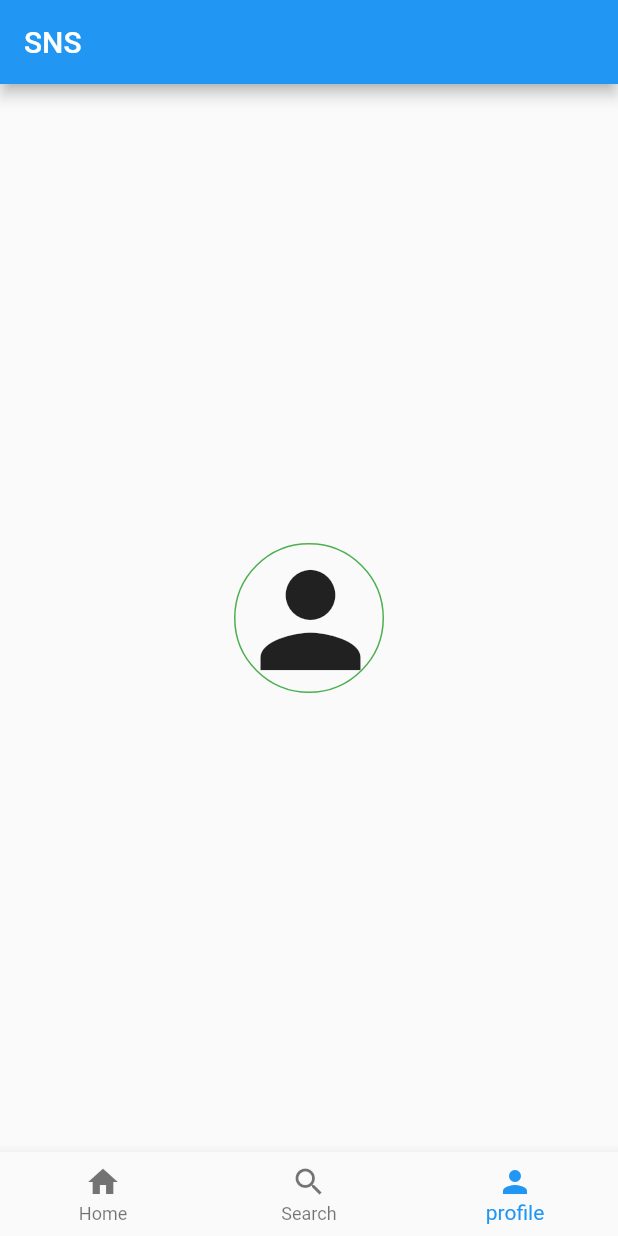
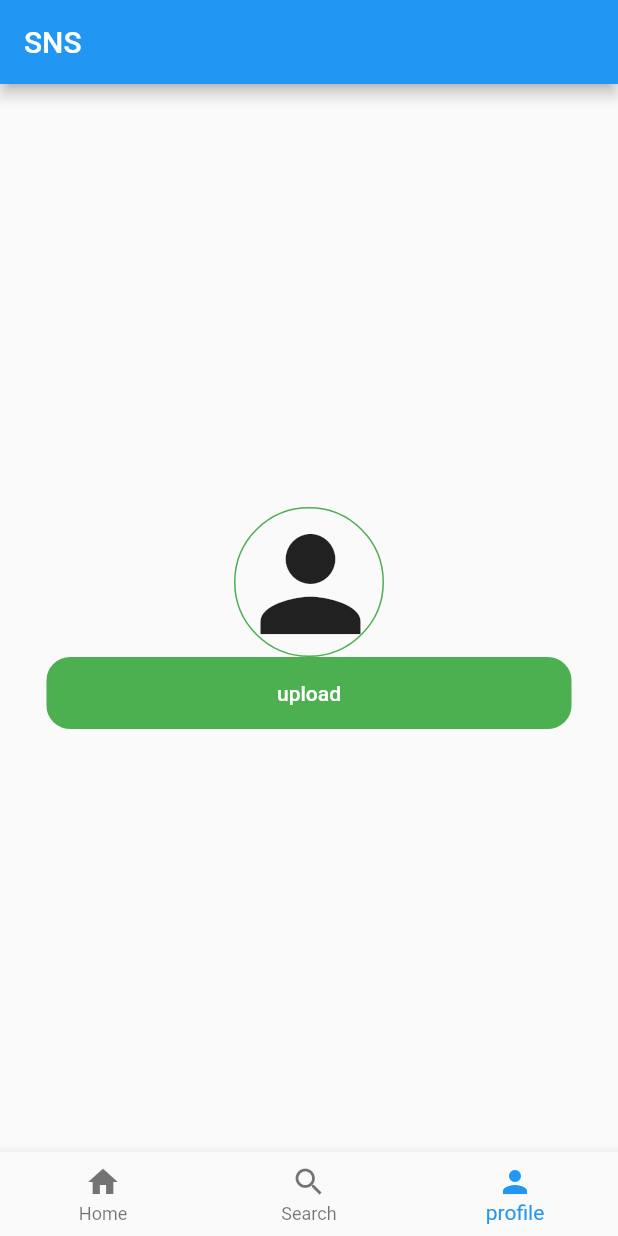
Before and after one commit to Kurokawa018/flutter_sns, a Flutter app: the MyHomePage screen opened directly, swiped to page 3, on a phone screen of 412 x 824 dp. Run offline on Flutter 3.47's test engine with Material 2 defaults, Android fonts, the phone set to English and light mode, and no system bars; our stand-ins replace cloud_firestore, firebase_auth, firebase_core, firebase_storage, flutter_riverpod, freezed_annotation and 1 more; accounts and stored records are empty.

Commit message:
ユーザーのプロファイル画像の登録

```diff
--- a/lib/constants/routes.dart
+++ b/lib/constants/routes.dart
@@ -12,4 +12,4 @@ void toSignupPage({ required BuildContext context}) => Navigator.push(context, M
 
 void toMyApp({ required BuildContext context}) => Navigator.push(context, MaterialPageRoute(builder: (context) => MyApp()));
 
-void toLoginPage({ required BuildContext context}) => Navigator.push(context, MaterialPageRoute(builder: (context) => LoginPage()));
+void toLoginPage({ required BuildContext context, required MainModel mainModel}) => Navigator.push(context, MaterialPageRoute(builder: (context) => LoginPage()));
--- a/lib/constants/strings.dart
+++ b/lib/constants/strings.dart
@@ -1,4 +1,5 @@
-
+//packages
+import 'package:uuid/uuid.dart';
 //titles
 const String appTitle = "SNS";
 const String signupTitle = "新規登録";
@@ -20,3 +21,10 @@ const String aliceName = "アリス";
 const String usersFieldKey = "users";
 //message
 const String userCreatedMsg = "ユーザーが作成できました";
+
+String returnUuidV4() {
+  final Uuid uuid = Uuid();
+  return uuid.v4();
+}
+
+String returnJpgFileName () => "${returnUuidV4()}.jpg";
--- a/lib/main.dart
+++ b/lib/main.dart
@@ -58,11 +58,10 @@ class MyHomePage extends ConsumerWidget {
 
   @override
   Widget build(BuildContext context, WidgetRef ref) {
-    print("===============loading2===============");
+    print("Start Execution Main Model");
     final MainModel mainModel = ref.watch(mainProvider);
-    print("===============loading5===============");
+    print("Ending Execution Main Model");
     final SnsBottomNavigationBarModel snsBottomNavigationBarModel = ref.watch(snsBottomNavigationBarProvider);
-    print("===============loading4===============");
 
     //mainモデルが起動し、initが実行される
     return Scaffold(
--- a/lib/models/main_model.dart
+++ b/lib/models/main_model.dart
@@ -10,6 +10,8 @@ import 'package:flutter_udemy_sns/constants/routes.dart' as routes;
 // domain
 import 'package:flutter_udemy_sns/domain/firestore_user/firestore_user.dart';
 
+import '../domain/firestore_user/firestore_user.dart';
+
 final mainProvider = ChangeNotifierProvider(
         (ref) => MainModel()
 );
@@ -18,7 +20,7 @@ class MainModel extends ChangeNotifier {
   bool isLoading = false;
   User? currentUser;
   late DocumentSnapshot<Map<String,dynamic>> currentUserDoc;
-  late FirestoreUser fireStoreUser;
+  late FirestoreUser firestoreUser;
   //以下がMainModelが起動した時の処理
   // ユーザーの動作を必要としないモデルの関数
   MainModel() {
@@ -31,7 +33,8 @@ class MainModel extends ChangeNotifier {
     currentUser = FirebaseAuth.instance.currentUser;
     // hcbXO8Rs4PPGua2vlPL92XTmpJj1
     currentUserDoc = await FirebaseFirestore.instance.collection(usersFieldKey).doc(currentUser!.uid).get();
-    fireStoreUser = FirestoreUser.fromJson(currentUserDoc.data()!);
+    print(currentUserDoc.data());
+    firestoreUser = FirestoreUser.fromJson(currentUserDoc.data()!);
     // currentUserのuidの取得が可能になりました
     endLoading();
   }
@@ -51,6 +54,6 @@ class MainModel extends ChangeNotifier {
   Future<void> logout({required BuildContext context,required MainModel mainModel}) async {
     await FirebaseAuth.instance.signOut();
     setCurrentUser();
-    routes.toLoginPage(context: context);
+    routes.toLoginPage(context: context, mainModel: mainModel);
   }
 }
--- a/lib/models/signup_model.dart
+++ b/lib/models/signup_model.dart
@@ -32,6 +32,7 @@ class SignupModel extends ChangeNotifier {
       userName: aliceName,
       uid: uid,
       email: email,
+      userImageURL: "",
     );
     final Map<String, dynamic> userData = firestoreUser.toJson();
     // final Map<String,dynamic> userData = {
--- a/lib/views/main/profile_screen.dart
+++ b/lib/views/main/profile_screen.dart
@@ -1,22 +1,40 @@
 import 'package:flutter/cupertino.dart';
+import 'package:flutter/material.dart';
+import 'package:flutter_riverpod/flutter_riverpod.dart';
+import 'package:flutter_udemy_sns/details/rounded_button.dart';
 //components
 import 'package:flutter_udemy_sns/details/user_image.dart';
+import 'package:flutter_udemy_sns/models/main/profile_model.dart';
 
 // model
 import 'package:flutter_udemy_sns/models/main_model.dart';
 
-class ProfileScreen extends StatelessWidget {
-  ProfileScreen({
+class ProfileScreen extends ConsumerWidget {
+  const ProfileScreen({
     Key? key,
     required this.mainModel
 }) : super(key: key);
   final MainModel mainModel;
 
   @override
-  Widget build(BuildContext context) {
-    return Container(
-      alignment: Alignment.center,
-      child: UserImage(length: 100.0,userImageURL: mainModel.fireStoreUser.userImageURL,),
+  Widget build(BuildContext context, WidgetRef ref) {
+    final ProfileModel profileModel = ref.watch(profileProvider);
+    return Column(
+      mainAxisAlignment: MainAxisAlignment.center,
+      children: [
+        profileModel.xFile == null ?
+        Container(
+        alignment: Alignment.center,
+          child: UserImage(length: 100.0,userImageURL: mainModel.firestoreUser.userImageURL,),
+        )
+            : Text("Loading"),
+        RoundedButton(
+            onPressed: () async => await profileModel.uploadUserImage(currentUserDoc: mainModel.currentUserDoc),
+            widthRate: 0.85,
+            color: Colors.green,
+            text: "upload")
+          ],
     );
+
   }
 }
```
Also changed, not shown: lib/models/main/profile_model.dart (+25 -1 lines).
